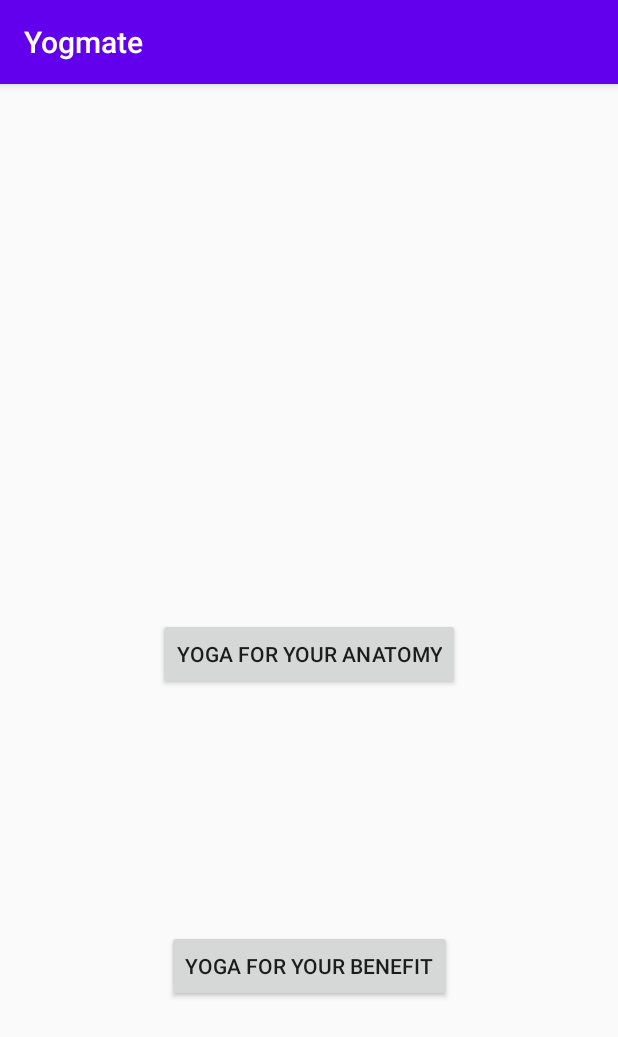
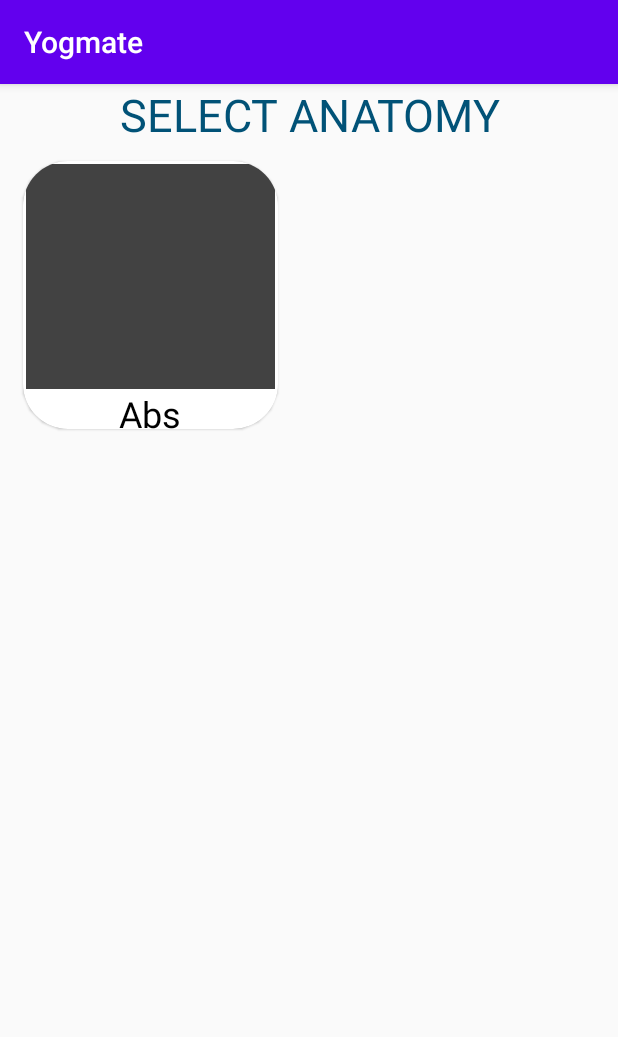
Before and after one commit to homide/Yogmate, an Android app: the screen it shows after launch (MainActivity before the commit, AnatomyList after it), after a tap on "YOGA FOR YOUR ANATOMY", on a phone screen of 412 x 824 dp. Shown: the top 1037 px of the screen. Run offline under Robolectric (Android 15) with nearby library versions, the phone set to English and light mode, and no system bars; pictures from the network do not load.

```diff
--- a/app/build.gradle
+++ b/app/build.gradle
@@ -28,6 +28,7 @@ dependencies {
     implementation 'androidx.constraintlayout:constraintlayout:2.0.1'
     implementation files('libs\\picasso-2.5.2.jar')
     implementation 'androidx.cardview:cardview:1.0.0'
+    implementation 'androidx.recyclerview:recyclerview:1.1.0'
     testImplementation 'junit:junit:4.12'
     androidTestImplementation 'androidx.test.ext:junit:1.1.2'
     androidTestImplementation 'androidx.test.espresso:espresso-core:3.3.0'
--- a/app/src/main/AndroidManifest.xml
+++ b/app/src/main/AndroidManifest.xml
@@ -1,6 +1,9 @@
 <?xml version="1.0" encoding="utf-8"?>
 <manifest xmlns:android="http://schemas.android.com/apk/res/android"
     package="com.project.yogmate">
+    <uses-permission android:name="android.permission.INTERNET" />
+    <uses-permission android:name="android.permission.READ_EXTERNAL_STORAGE"/>
+    <uses-permission android:name="android.permission.WRITE_EXTERNAL_STORAGE"/>
 
     <application
         android:allowBackup="true"
@@ -9,6 +12,7 @@
         android:roundIcon="@mipmap/ic_launcher_round"
         android:supportsRtl="true"
         android:theme="@style/AppTheme">
+
         <activity android:name=".MainActivity">
             <intent-filter>
                 <action android:name="android.intent.action.MAIN" />
@@ -18,6 +22,7 @@
         </activity>
         <activity android:name=".AnatomyList"/>
         <activity android:name=".BenefitList"/>
+        <activity android:name=".PosesForAnatomy"/>
     </application>
 
 </manifest>
--- /dev/null
+++ b/app/src/main/java/com/project/yogmate/AnatomyList.java
@@ -0,0 +1,87 @@
+package com.project.yogmate;
+
+import android.content.Context;
+import android.content.Intent;
+import android.database.Cursor;
+import android.os.Bundle;
+import android.provider.ContactsContract;
+import android.view.LayoutInflater;
+import android.view.View;
+import android.view.ViewGroup;
+import android.widget.AdapterView;
+import android.widget.BaseAdapter;
+import android.widget.GridView;
+import android.widget.ImageView;
+import android.widget.TextView;
+
+import androidx.annotation.Nullable;
+import androidx.appcompat.app.AppCompatActivity;
+
+import com.squareup.picasso.Picasso;
+
+public class AnatomyList extends AppCompatActivity {
+    GridView gridView;
+    DataHelper dataHelper;
+
+
+    @Override
+    protected void onCreate(@Nullable Bundle savedInstanceState) {
+        super.onCreate(savedInstanceState);
+        setContentView(R.layout.anatomylist);
+        gridadapter gd = new gridadapter();
+        gridView = findViewById(R.id.anatomyGridview);
+        gridView.setAdapter(gd);
+
+        gridView.setOnItemClickListener(new AdapterView.OnItemClickListener() {
+            @Override
+            public void onItemClick(AdapterView<?> parent, View view, int position, long id) {
+                int pid = position;
+                Intent intent = new Intent(AnatomyList.this, PosesForAnatomy.class);
+                intent.putExtra("pid",pid);
+                startActivity(intent);
+            }
+        });
+    }
+
+
+    class gridadapter extends BaseAdapter {
+        Cursor cursor;
+
+        public gridadapter() {
+            dataHelper = new DataHelper(AnatomyList.this);
+            cursor = dataHelper.getData("anatomyList");
+        }
+
+        @Override
+        public int getCount() {
+            return cursor.getCount();
+        }
+
+        @Override
+        public Object getItem(int position) {
+            return position;
+        }
+
+        @Override
+        public long getItemId(int position) {
+            return position;
+        }
+
+        @Override
+        public View getView(int position, View convertView, ViewGroup parent) {
+            if (convertView == null) {
+                LayoutInflater inflator = (LayoutInflater) getSystemService(Context.LAYOUT_INFLATER_SERVICE);
+                convertView = inflator.inflate(R.layout.cardview_list,parent,false);
+            }
+            ImageView anatomyImage = convertView.findViewById(R.id.folder_image);
+            TextView anatomyTitle = convertView.findViewById(R.id.folder_title);
+            while (cursor.moveToNext()) {
+                String title = cursor.getString(1);
+                String link = cursor.getString(2);
+                Picasso.with(AnatomyList.this).load(link).into(anatomyImage);
+                anatomyTitle.setText(title);
+            }
+            return convertView;
+        }
+    }
+}
--- /dev/null
+++ b/app/src/main/java/com/project/yogmate/DataHelper.java
@@ -0,0 +1,141 @@
+package com.project.yogmate;
+
+import android.content.ContentValues;
+import android.content.Context;
+import android.database.Cursor;
+import android.database.sqlite.SQLiteDatabase;
+import android.database.sqlite.SQLiteOpenHelper;
+
+import androidx.annotation.Nullable;
+
+import java.util.concurrent.ExecutionException;
+
+public class DataHelper extends SQLiteOpenHelper {
+    Context context;
+    public static final String DATABASE_NAME = "testing";
+    public static final String ANATOMY_LIST = "anatomyList";
+    public static final String POSE_LIST_ANATOMY = "poseListAnatomy";
+    public static final String POSE_DETAILS = "poseDetails";
+    public static final String POSE_BENEFITS = "poseBenefits";
+    public static final String POSE_STEPS = "poseSteps";
+
+    public DataHelper(Context context) {
+        super(context, DATABASE_NAME,null,4);
+        this.context = context;
+    }
+
+    @Override
+    public void onCreate(SQLiteDatabase db) {
+        db.execSQL("CREATE TABLE IF NOT EXISTS " + ANATOMY_LIST+ "(id INTEGER PRIMARY KEY AUTOINCREMENT, anotomyName TEXT NOT NULL,imgLink TEXT NOT NULL, FOREIGN KEY (id) REFERENCES poseListAnatomy(aid))");
+        db.execSQL("CREATE TABLE IF NOT EXISTS " + POSE_LIST_ANATOMY+ "(id INTEGER PRIMARY KEY AUTOINCREMENT, poseName TEXT NOT NULL, imgLink TEXT NOT NULL,aid INTEGER NOT NULL, FOREIGN KEY(id) REFERENCES poseDetails(pid))");
+        db.execSQL("CREATE TABLE IF NOT EXISTS " + POSE_DETAILS + "(id INTEGER PRIMARY KEY AUTOINCREMENT, pid INTEGER, poseName TEXT NOT NULL ,imgLink TEXT NOT NULL, poseDesciption TEXT NOT NULL,  FOREIGN KEY (id) REFERENCES poseBenefits(pbid),FOREIGN KEY (id) REFERENCES poseSteps(psd))");
+        db.execSQL("CREATE TABLE IF NOT EXISTS " + POSE_BENEFITS + "(id INTEGER PRIMARY KEY AUTOINCREMENT, pbid INTEGER, poseBenefit TEXT NOT NULL)");
+        db.execSQL("CREATE TABLE IF NOT EXISTS " + POSE_STEPS+ "(id INTEGER PRIMARY KEY AUTOINCREMENT, psd INTEGER, stepDetail TEXT NOT NULL )");
+        System.out.println("tables created");
+    }
+
+    @Override
+    public void onUpgrade(SQLiteDatabase db, int oldVersion, int newVersion) {
+        db.execSQL("DROP TABLE IF EXISTS " + ANATOMY_LIST);
+        db.execSQL("DROP TABLE IF EXISTS " + POSE_LIST_ANATOMY);
+        db.execSQL("DROP TABLE IF EXISTS " + POSE_DETAILS);
+        db.execSQL("DROP TABLE IF EXISTS " + POSE_BENEFITS);
+        db.execSQL("DROP TABLE IF EXISTS " + POSE_STEPS);
+        db.execSQL("CREATE TABLE IF NOT EXISTS " + ANATOMY_LIST+ "(id INTEGER PRIMARY KEY AUTOINCREMENT, anotomyName TEXT NOT NULL,imgLink TEXT NOT NULL, FOREIGN KEY (id) REFERENCES poseListAnatomy(aid))");
+        db.execSQL("CREATE TABLE IF NOT EXISTS " + POSE_LIST_ANATOMY+ "(id INTEGER PRIMARY KEY AUTOINCREMENT, poseName TEXT NOT NULL, imgLink TEXT NOT NULL,aid INTEGER NOT NULL, FOREIGN KEY(id) REFERENCES poseDetails(pid))");
+        db.execSQL("CREATE TABLE IF NOT EXISTS " + POSE_DETAILS + "(id INTEGER PRIMARY KEY AUTOINCREMENT, pid INTEGER, poseName TEXT NOT NULL ,imgLink TEXT NOT NULL, poseDesciption TEXT NOT NULL,  FOREIGN KEY (id) REFERENCES poseBenefits(pbid),FOREIGN KEY (id) REFERENCES poseSteps(psd))");
+        db.execSQL("CREATE TABLE IF NOT EXISTS " + POSE_BENEFITS + "(id INTEGER PRIMARY KEY AUTOINCREMENT, pbid INTEGER, poseBenefit TEXT NOT NULL)");
+        db.execSQL("CREATE TABLE IF NOT EXISTS " + POSE_STEPS+ "(id INTEGER PRIMARY KEY AUTOINCREMENT, psd INTEGER, stepDetail TEXT NOT NULL )");
+        System.out.println("tables created");
+    }
+
+    public boolean insertAnatomy(String anatomyName,String imgLink){
+        try{
+            SQLiteDatabase db = this.getWritableDatabase();
+            ContentValues contentValues = new ContentValues();
+            contentValues.put("anotomyName", anatomyName);
+            contentValues.put("imgLink",imgLink);
+            long check = db.insert(ANATOMY_LIST,null,contentValues);
+            return check!= -1;
+        }catch (Exception e){
+            System.out.println("Exception in inserting Anatomy");
+            return false;
+        }
+    }
+
+    public boolean insertPose(String poseName,String imgLink,int aid){
+        try{
+            SQLiteDatabase db = this.getWritableDatabase();
+            ContentValues contentValues = new ContentValues();
+            contentValues.put("poseName",poseName);
+            contentValues.put("imgLink",imgLink);
+            contentValues.put("aid", aid);
+            long check = db.insert(POSE_LIST_ANATOMY,null,contentValues);
+            return check!= -1;
+        }catch (Exception e){
+            System.out.println("Exception in inserting Anatomy pose");
+            return false;
+        }
+    }
+
+    public boolean insertDetails(int pid, String poseName, String imgLink,String poseDescription){
+        try{
+            SQLiteDatabase db = this.getWritableDatabase();
+            ContentValues contentValues = new ContentValues();
+            contentValues.put("pid", pid);
+            contentValues.put("poseName",poseName);
+            contentValues.put("imgLink",imgLink);
+            contentValues.put("poseDesciption", poseDescription);
+            long check = db.insert(POSE_DETAILS,null,contentValues);
+            return check != -1;
+        }catch (Exception e){
+            System.out.println("Exception in insertDetails of Anatomy");
+            return false;
+        }
+    }
+
+    public boolean insertBenefits(int pbid, String poseBenefit){
+        try{
+            SQLiteDatabase db = this.getWritableDatabase();
+            ContentValues contentValues = new ContentValues();
+            contentValues.put("pbid",pbid);
+            contentValues.put("poseBenefit",poseBenefit);
+            long check = db.insert(POSE_BENEFITS,null,contentValues);
+            return check!= -1;
+        }catch (Exception e){
+            System.out.println("Exception in inserting benefits in anatomy");
+            return false;
+        }
+    }
+
+    public boolean insertSteps(int psd,String stepDetail){
+        try{
+            SQLiteDatabase db = this.getWritableDatabase();
+            ContentValues contentValues = new ContentValues();
+            contentValues.put("psd",psd);
+            contentValues.put("stepDetail",stepDetail);
+            long check = db.insert(POSE_STEPS,null,contentValues);
+            return check!= -1;
+        }catch (Exception e){
+            System.out.println("Exception in inserting steps in Anatomy");
+            return false;
+        }
+    }
+
+    public Cursor getData(String tableName){
+        SQLiteDatabase db = this.getReadableDatabase();
+        Cursor res = db.rawQuery("SELECT * FROM "+tableName,null);
+        return res;
+    }
+
+    public boolean isData(String tableName){
+        SQLiteDatabase db = this.getReadableDatabase();
+        Cursor res = db.rawQuery("SELECT * FROM "+tableName,null);
+        if(res.getCount() < 0){
+            return true;
+        }
+        else{
+            return false;
+        }
+    }
+}
--- /dev/null
+++ b/app/src/main/java/com/project/yogmate/InsertAnatomyData.java
@@ -0,0 +1,29 @@
+package com.project.yogmate;
+
+import android.content.Context;
+
+public class InsertAnatomyData {
+    Context context;
+    InsertAnatomyData(Context context){
+        this.context = context;
+        insertAllData();
+    }
+
+    public void insertAllData(){
+        DataHelper dbh = new DataHelper(context);
+
+        //0
+        dbh.insertAnatomy("Abs", "https://images.unsplash.com/photo-1577221084712-45b0445d2b00?ixlib=rb-1.2.1&ixid=eyJhcHBfaWQiOjEyMDd9&auto=format&fit=crop&w=500&q=60");
+        dbh.insertPose("Boat Pose","https://www.yogajournal.com/.image/c_limit%2Ccs_srgb%2Cq_auto:good%2Cw_1240/MTQ3MTUyNzM1MjQ1MTgyNDE0/boathp_292_8_bjk.webp",0);
+        dbh.insertDetails(0,"Boat Pose","https://www.yogajournal.com/.image/c_limit%2Ccs_srgb%2Cq_auto:good%2Cw_1240/MTQ3MTUyNzM1MjQ1MTgyNDE0/boathp_292_8_bjk.webp","An ab and deep hip flexor strengthener, Paripurna Navasana requires you to balance on the tripod of your sitting bones and tailbone.");
+        dbh.insertSteps(0,"Sit on the floor with your legs straight in front of you. Press your hands on the floor a little behind your hips, fingers pointing toward the feet, and strengthen the arms. Lift through the top of the sternum and lean back slightly. As you do this make sure your back doesn't round; continue to lengthen the front of your torso between the pubis and top sternum. Sit on the tripod of your two sitting bones and tailbone.");
+        dbh.insertSteps(0,"Exhale and bend your knees, then lift your feet off the floor, so that the thighs are angled about 45-50 degrees relative to the floor. Lengthen your tailbone into the floor and lift your pubis toward your navel. If possible, slowly straighten your knees, raising the tips of your toes slightly above the level of your eyes. If this isn't possible remain with your knees bent, perhaps lifting the shins parallel to the floor.");
+        dbh.insertSteps(0,"Stretch your arms alongside the legs, parallel to each other and the floor. Spread the shoulder blades across your back and reach strongly out through the fingers. If this isn't possible, keep the hands on the floor beside your hips or hold on to the backs of your thighs.");
+        dbh.insertSteps(0,"While the lower belly should be firm, it shouldn't get hard and thick. Try to keep the lower belly relatively flat. Press the heads of the thigh bones toward the floor to help anchor the pose and lift the top sternum. Breathe easily. Tip the chin slightly toward the sternum so the base of the skull lifts lightly away from the back of the neck.");
+        dbh.insertSteps(0,"At first stay in the pose for 10-20 seconds. Gradually increase the time of your stay to 1 minute. Release the legs with an exhalation and sit upright on an inhalation.");
+        dbh.insertBenefits(0,"Strengthens the abdomen, hip flexors, and spine.");
+        dbh.insertBenefits(0,"Stimulates the kidneys, thyroid and prostate glands, and intestines.");
+        dbh.insertBenefits(0,"Helps relieve stress");
+        dbh.insertBenefits(0,"Improves digestion");
+    }
+}
--- a/app/src/main/java/com/project/yogmate/MainActivity.java
+++ b/app/src/main/java/com/project/yogmate/MainActivity.java
@@ -3,16 +3,39 @@ package com.project.yogmate;
 import androidx.appcompat.app.AppCompatActivity;
 
 import android.content.Intent;
+import android.database.Cursor;
+import android.database.sqlite.SQLiteDatabase;
 import android.os.Bundle;
 import android.view.View;
 import android.widget.Button;
+import android.widget.GridView;
 
 public class MainActivity extends AppCompatActivity {
+
+    GridView gridView;
+
 
     @Override
     protected void onCreate(Bundle savedInstanceState) {
         super.onCreate(savedInstanceState);
         setContentView(R.layout.activity_main);
+
+        DataHelper dataHelper = new DataHelper(this);
+        Cursor cursor = dataHelper.getData("anatomyList");
+        if(cursor.getCount() <=0){
+            InsertAnatomyData insertAllData = new InsertAnatomyData(this);
+        }
+
+//        try{
+//            if(dataHelper.isData("anatomyList")){
+//                InsertAnatomyData insertAllData = new InsertAnatomyData(this);
+//            }
+//        }catch (Exception e){
+//            System.out.println("Database not made yet");
+//            InsertAnatomyData insertData = new InsertAnatomyData(this);
+//        }
+
+
         Button anatomybutton = findViewById(R.id.anotomyButton);
         Button benefitButton = findViewById(R.id.benefitButton);
         anatomybutton.setOnClickListener(new View.OnClickListener() {
@@ -25,7 +48,8 @@ public class MainActivity extends AppCompatActivity {
         benefitButton.setOnClickListener(new View.OnClickListener() {
             @Override
             public void onClick(View v) {
-
+                Intent intent = new Intent(MainActivity.this, BenefitList.class);
+                startActivity(intent);
             }
         });
     }
--- /dev/null
+++ b/app/src/main/res/layout/anatomylist.xml
@@ -0,0 +1,39 @@
+<?xml version="1.0" encoding="utf-8"?>
+<androidx.constraintlayout.widget.ConstraintLayout
+    xmlns:android="http://schemas.android.com/apk/res/android"
+    xmlns:app="http://schemas.android.com/apk/res-auto"
+    xmlns:tools="http://schemas.android.com/tools"
+    android:layout_width="match_parent"
+    android:layout_height="match_parent">
+
+    <LinearLayout
+        android:layout_width="match_parent"
+        android:layout_height="match_parent"
+        android:orientation="vertical"
+        app:layout_constraintBottom_toBottomOf="parent"
+        app:layout_constraintEnd_toEndOf="parent"
+        app:layout_constraintStart_toStartOf="parent"
+        app:layout_constraintTop_toTopOf="parent"
+        android:gravity="top">
+
+        <TextView
+            android:id="@+id/anatomyTitle"
+            android:layout_width="match_parent"
+            android:layout_height="wrap_content"
+            android:gravity="center"
+            android:text="SELECT ANATOMY"
+            android:textColor="#015277"
+            android:textSize="30sp" />
+
+        <GridView
+            android:id="@+id/anatomyGridview"
+            android:layout_width="match_parent"
+            android:layout_height="match_parent"
+            android:numColumns="auto_fit"
+            android:verticalSpacing="10dp"
+            android:horizontalSpacing="10dp"
+            android:stretchMode="columnWidth"
+            android:gravity="center"
+             />
+    </LinearLayout>
+</androidx.constraintlayout.widget.ConstraintLayout>
--- /dev/null
+++ b/app/src/main/res/layout/cardview_list.xml
@@ -0,0 +1,49 @@
+<?xml version="1.0" encoding="utf-8"?>
+<androidx.cardview.widget.CardView
+    xmlns:android="http://schemas.android.com/apk/res/android"
+    xmlns:app="http://schemas.android.com/apk/res-auto"
+    android:layout_width="190dp"
+    android:layout_height="200dp"
+    android:id="@+id/card_view"
+    app:cardMaxElevation="1dp"
+    app:cardElevation="1dp"
+    app:cardUseCompatPadding="true"
+    app:cardBackgroundColor="@color/cardview_light_background"
+    app:cardCornerRadius = "30dp"
+    android:layout_gravity="start"
+
+    >
+
+    <RelativeLayout
+        android:layout_width="match_parent"
+        android:layout_height="match_parent"
+        android:paddingTop="2dp"
+        android:paddingLeft="2dp"
+        android:paddingRight="2dp">
+
+        <ImageView
+            android:id="@+id/folder_image"
+            android:layout_width="match_parent"
+            android:layout_height="150dp"
+            android:layout_alignParentTop="true"
+            android:adjustViewBounds="true"
+            android:padding="0dp"
+            android:scaleType="centerCrop"
+            app:srcCompat="@android:drawable/ic_dialog_email"
+            android:background="@color/cardview_dark_background"/>
+
+        <TextView
+            android:id="@+id/folder_title"
+            android:layout_width="match_parent"
+            android:layout_height="wrap_content"
+            android:layout_below="@+id/folder_image"
+            android:gravity="center_horizontal"
+            android:text="Title"
+            android:textAlignment="center"
+            android:textColor="@android:color/black"
+            android:textSize="24sp" />
+
+    </RelativeLayout>
+
+
+</androidx.cardview.widget.CardView>
```
Also changed, not shown: app/src/main/java/com/project/yogmate/BenefitList.java (added, +14 -0 lines), app/src/main/java/com/project/yogmate/PosesForAnatomy.java (added, +78 -0 lines), app/src/main/java/com/project/yogmate/gridadapter.java (added, +42 -0 lines), app/src/main/res/layout/benefitlist.xml (added, +39 -0 lines), app/src/main/res/layout/pose_description.xml (added, +76 -0 lines), app/libs/picasso-2.5.2.jar (added), 1 other file.
